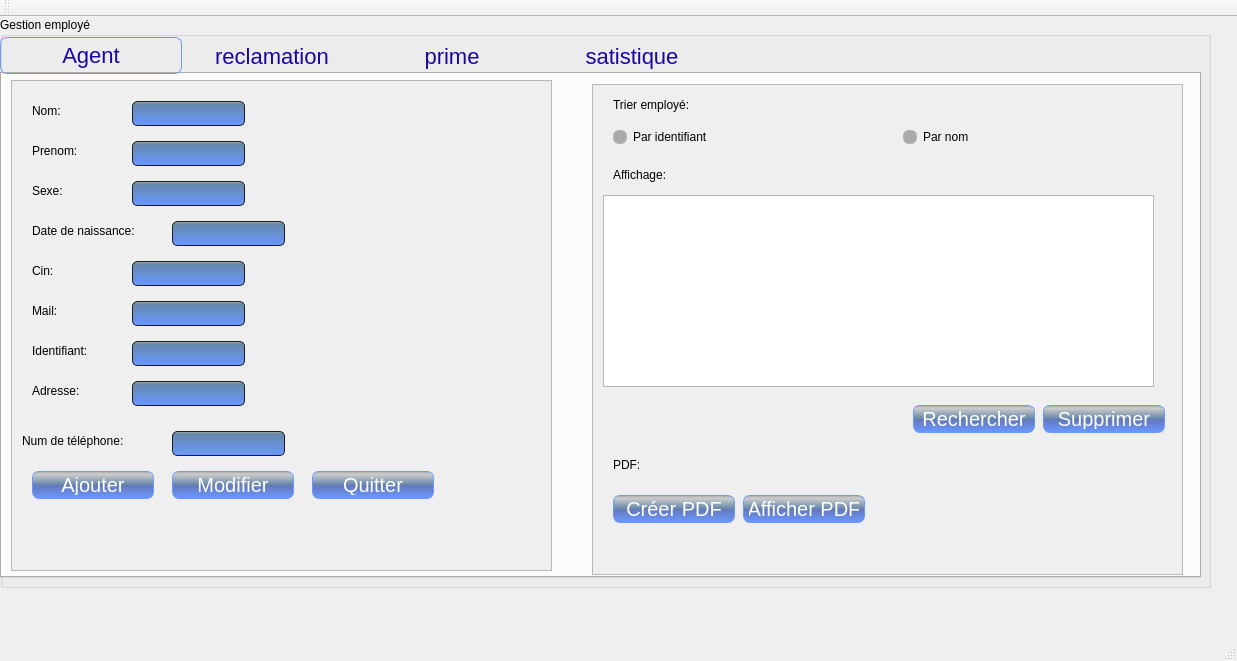
sirineghribi/SMART_RECRUITING_2A17, file mainwindow.ui: the form before one commit.
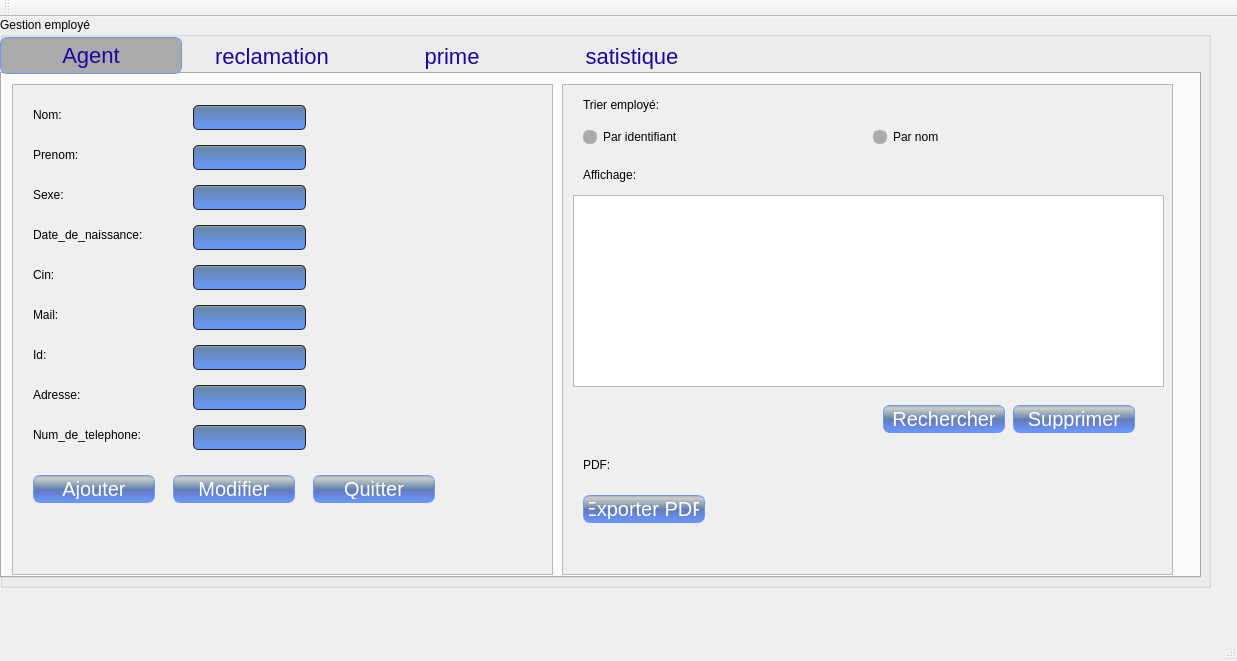
The form after the commit.

What changed in the file:
```diff
--- a/mainwindow.ui
+++ b/mainwindow.ui
@@ -44,7 +44,7 @@
 }
 QTabBar::tab {background-color: transparent;color: #1c04a3;width: 180px;height:35px;font-size:22px} 
 QTabBar::tab:hover{background-color:#AAA; color: white;}     
-QTabBar::tab:selected{background-color: #3200; color: #3390;
+QTabBar::tab:selected{background-color: #AAA; color: #3390;
 border-width: 1px;
 border-color: #6999ff;
 border-style: solid;
@@ -101,8 +101,8 @@
       <widget class="QScrollArea" name="scrollArea">
        <property name="geometry">
         <rect>
-         <x>9</x>
-         <y>6</y>
+         <x>10</x>
+         <y>10</y>
          <width>541</width>
          <height>491</height>
         </rect>
@@ -135,7 +135,7 @@
         <widget class="QLineEdit" name="lineEditprenom">
          <property name="geometry">
           <rect>
-           <x>120</x>
+           <x>180</x>
            <y>60</y>
            <width>113</width>
            <height>25</height>
@@ -145,7 +145,7 @@
         <widget class="QLineEdit" name="lineEditnom">
          <property name="geometry">
           <rect>
-           <x>120</x>
+           <x>180</x>
            <y>20</y>
            <width>113</width>
            <height>25</height>
@@ -201,13 +201,13 @@
           </rect>
          </property>
          <property name="text">
-          <string>Date de naissance:</string>
+          <string>Date_de_naissance:</string>
          </property>
         </widget>
         <widget class="QLineEdit" name="lineEditcin">
          <property name="geometry">
           <rect>
-           <x>120</x>
+           <x>180</x>
            <y>180</y>
            <width>113</width>
            <height>25</height>
@@ -230,7 +230,7 @@
         <widget class="QLineEdit" name="lineEditmail">
          <property name="geometry">
           <rect>
-           <x>120</x>
+           <x>180</x>
            <y>220</y>
            <width>113</width>
            <height>25</height>
@@ -253,7 +253,7 @@
         <widget class="QLineEdit" name="lineEditid">
          <property name="geometry">
           <rect>
-           <x>120</x>
+           <x>180</x>
            <y>260</y>
            <width>113</width>
            <height>25</height>
@@ -270,13 +270,13 @@
           </rect>
          </property>
          <property name="text">
-          <string>Identifiant:</string>
+          <string>Id:</string>
          </property>
         </widget>
         <widget class="QLineEdit" name="lineEditadresse">
          <property name="geometry">
           <rect>
-           <x>120</x>
+           <x>180</x>
            <y>300</y>
            <width>113</width>
            <height>25</height>
@@ -325,7 +325,7 @@
         <widget class="QLineEdit" name="lineEditsexe">
          <property name="geometry">
           <rect>
-           <x>120</x>
+           <x>180</x>
            <y>100</y>
            <width>113</width>
            <height>25</height>
@@ -335,7 +335,7 @@
         <widget class="QLineEdit" name="l_date">
          <property name="geometry">
           <rect>
-           <x>160</x>
+           <x>180</x>
            <y>140</y>
            <width>113</width>
            <height>25</height>
@@ -345,21 +345,21 @@
         <widget class="QLabel" name="label_18">
          <property name="geometry">
           <rect>
-           <x>10</x>
-           <y>350</y>
+           <x>20</x>
+           <y>340</y>
            <width>141</width>
            <height>20</height>
           </rect>
          </property>
          <property name="text">
-          <string>Num de téléphone:</string>
+          <string>Num_de_telephone:</string>
          </property>
         </widget>
         <widget class="QLineEdit" name="lineEdittel">
          <property name="geometry">
           <rect>
-           <x>160</x>
-           <y>350</y>
+           <x>180</x>
+           <y>340</y>
            <width>113</width>
            <height>25</height>
           </rect>
@@ -370,9 +370,9 @@
       <widget class="QScrollArea" name="scrollArea_2">
        <property name="geometry">
         <rect>
-         <x>590</x>
+         <x>560</x>
          <y>10</y>
-         <width>591</width>
+         <width>611</width>
          <height>491</height>
         </rect>
        </property>
@@ -384,7 +384,7 @@
          <rect>
           <x>0</x>
           <y>0</y>
-          <width>589</width>
+          <width>609</width>
           <height>489</height>
          </rect>
         </property>
@@ -445,7 +445,7 @@
           <rect>
            <x>10</x>
            <y>110</y>
-           <width>551</width>
+           <width>591</width>
            <height>192</height>
           </rect>
          </property>
@@ -486,20 +486,7 @@
           </rect>
          </property>
          <property name="text">
-          <string>Créer PDF</string>
-         </property>
-        </widget>
-        <widget class="QPushButton" name="pushButton_3">
-         <property name="geometry">
-          <rect>
-           <x>150</x>
-           <y>410</y>
-           <width>122</width>
-           <height>28</height>
-          </rect>
-         </property>
-         <property name="text">
-          <string>Afficher PDF</string>
+          <string>Exporter PDF</string>
          </property>
         </widget>
         <widget class="QPushButton" name="pushButton_7">
```
Left out of the diff: 41 changed lines with no effect on the pictures.
